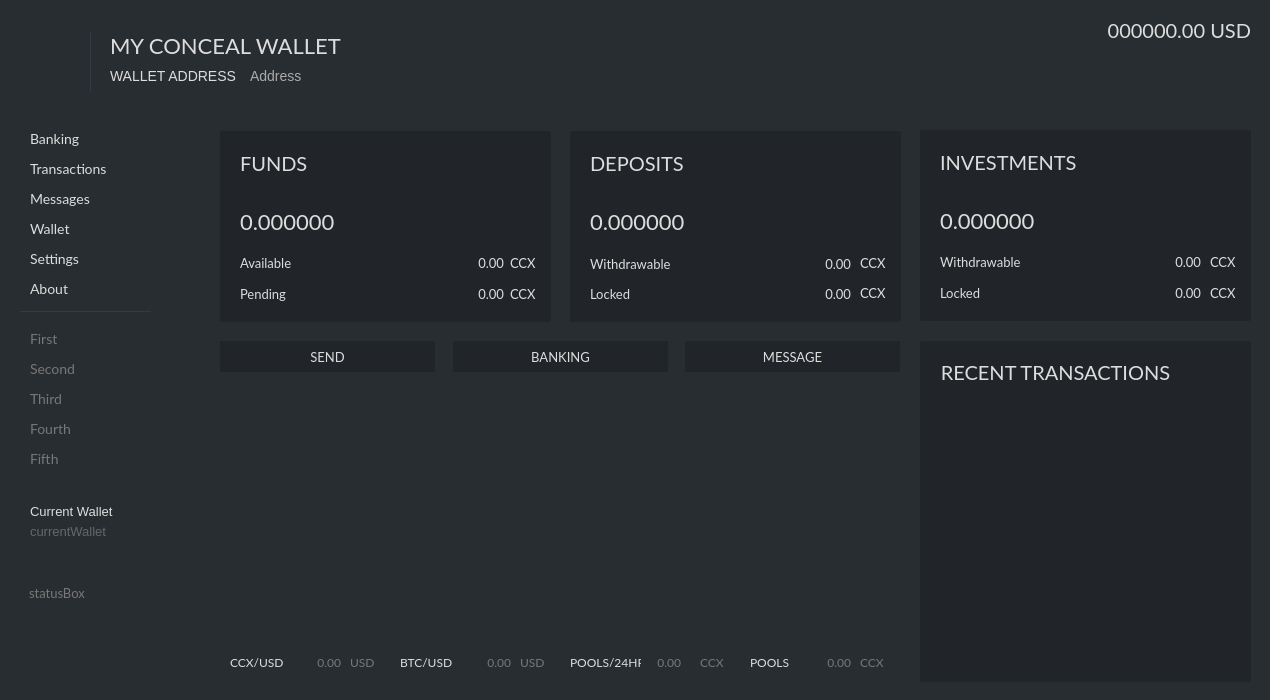
Qt form src/gui/ui/overviewframe.ui (ConcealNetwork/conceal-desktop) before a commit.
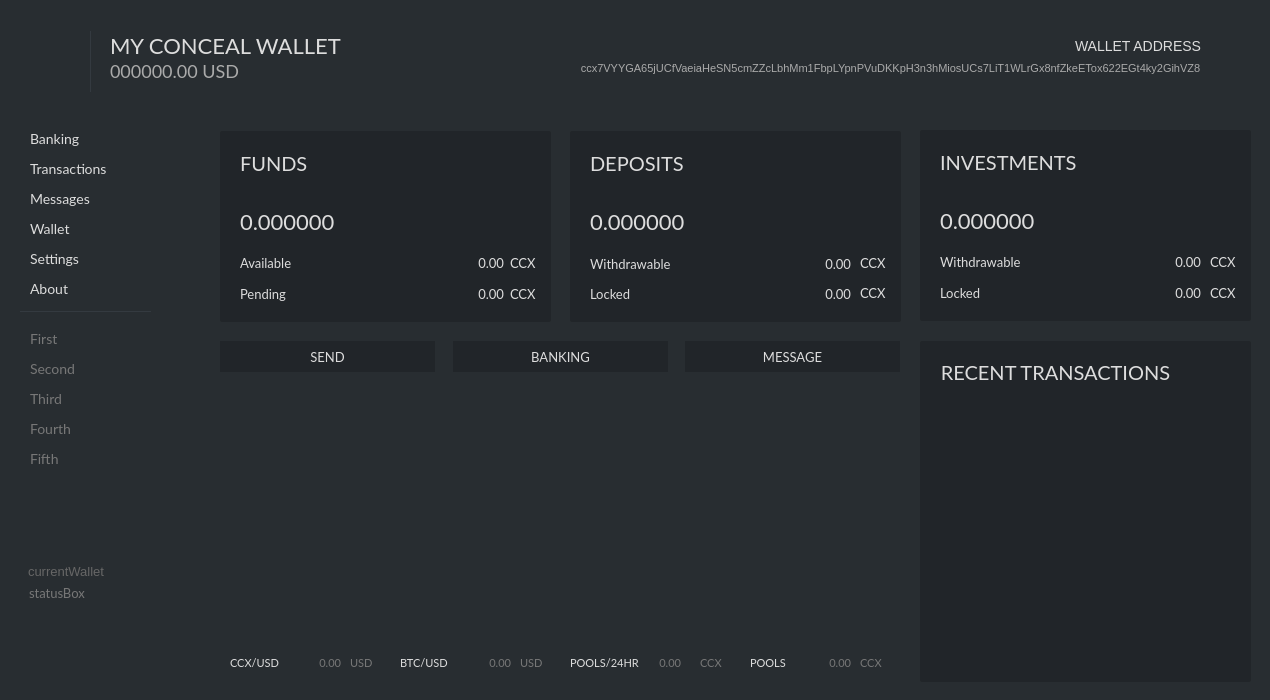
The same form after that commit. Icons and pictures are not drawn.

```diff
--- a/src/gui/ui/overviewframe.ui
+++ b/src/gui/ui/overviewframe.ui
@@ -510,8 +510,8 @@
       <widget class="QLabel" name="m_currentWalletTitle">
        <property name="geometry">
         <rect>
-         <x>30</x>
-         <y>520</y>
+         <x>28</x>
+         <y>560</y>
          <width>151</width>
          <height>21</height>
         </rect>
@@ -531,30 +531,6 @@
         <string>currentWallet</string>
        </property>
       </widget>
-      <widget class="QLabel" name="m_currentWalletTitle_2">
-       <property name="geometry">
-        <rect>
-         <x>30</x>
-         <y>500</y>
-         <width>151</width>
-         <height>21</height>
-        </rect>
-       </property>
-       <property name="font">
-        <font>
-         <pointsize>-1</pointsize>
-        </font>
-       </property>
-       <property name="styleSheet">
-        <string notr="true">color: #ddd;
-background: transparent;
-font-size: 13px;
-</string>
-       </property>
-       <property name="text">
-        <string>Current Wallet</string>
-       </property>
-      </widget>
      </widget>
      <widget class="QGroupBox" name="priceBox">
       <property name="geometry">
@@ -1226,49 +1202,29 @@
       <property name="title">
        <string/>
       </property>
-      <widget class="QLabel" name="m_myAddress">
-       <property name="geometry">
-        <rect>
-         <x>140</x>
-         <y>0</y>
-         <width>871</width>
-         <height>31</height>
-        </rect>
-       </property>
-       <property name="font">
-        <font>
-         <pointsize>-1</pointsize>
-        </font>
-       </property>
-       <property name="styleSheet">
-        <string notr="true">border: none; font-size: 14px;</string>
-       </property>
-       <property name="text">
-        <string>Address</string>
-       </property>
-       <property name="alignment">
-        <set>Qt::AlignLeading|Qt::AlignLeft|Qt::AlignVCenter</set>
-       </property>
-      </widget>
-      <widget class="QLabel" name="label_3">
+      <widget class="QLabel" name="m_totalPortfolioLabelUSD">
        <property name="geometry">
         <rect>
          <x>0</x>
          <y>0</y>
-         <width>131</width>
-         <height>31</height>
+         <width>471</width>
+         <height>21</height>
         </rect>
        </property>
        <property name="font">
         <font>
+         <family>Lato</family>
          <pointsize>-1</pointsize>
         </font>
        </property>
        <property name="styleSheet">
-        <string notr="true">border: none; color: #ddd; font-size: 14px;</string>
+        <string notr="true">color: #aaa;
+background: transparent;
+font-size: 18px;
+font-family: Lato;</string>
        </property>
        <property name="text">
-        <string>WALLET ADDRESS</string>
+        <string notr="true">000000.00 USD</string>
        </property>
        <property name="alignment">
         <set>Qt::AlignLeading|Qt::AlignLeft|Qt::AlignVCenter</set>
@@ -1695,7 +1651,7 @@
         <string notr="true">color: #777;
 background: transparent;
 font-family: Lato;
-font-size: 12px;</string>
+font-size: 11px;</string>
        </property>
        <property name="text">
         <string notr="true">0.00</string>
@@ -1723,7 +1679,7 @@
         <string notr="true">color: #777;
 background: transparent;
 font-family: Lato;
-font-size: 12px;</string>
+font-size: 11px;</string>
        </property>
        <property name="text">
         <string notr="true">0.00</string>
@@ -1751,7 +1707,7 @@
         <string notr="true">color: #777;
 background: transparent;
 font-family: Lato;
-font-size: 12px;</string>
+font-size: 11px;</string>
        </property>
        <property name="text">
         <string notr="true">0.00</string>
@@ -1779,7 +1735,7 @@
         <string notr="true">color: #ddd;
 background: transparent;
 font-family: Lato;
-font-size: 12px;</string>
+font-size: 11px;</string>
        </property>
        <property name="text">
         <string>CCX/USD</string>
@@ -1804,7 +1760,7 @@
         <string notr="true">color: #777;
 background: transparent;
 font-family: Lato;
-font-size: 12px;</string>
+font-size: 11px;</string>
        </property>
        <property name="text">
         <string notr="true">0.00</string>
@@ -1832,7 +1788,7 @@
         <string notr="true">color: #777;
 background: transparent;
 font-family: Lato;
-font-size: 12px;</string>
+font-size: 11px;</string>
        </property>
        <property name="text">
         <string notr="true">CCX</string>
@@ -1857,7 +1813,7 @@
         <string notr="true">color: #ddd;
 background: transparent;
 font-family: Lato;
-font-size: 12px;</string>
+font-size: 11px;</string>
        </property>
        <property name="text">
         <string>POOLS</string>
@@ -1882,7 +1838,7 @@
         <string notr="true">color: #ddd;
 background: transparent;
 font-family: Lato;
-font-size: 12px;</string>
+font-size: 11px;</string>
        </property>
        <property name="text">
         <string>POOLS/24HR</string>
@@ -1907,7 +1863,7 @@
         <string notr="true">color: #777;
 background: transparent;
 font-family: Lato;
-font-size: 12px;</string>
+font-size: 11px;</string>
        </property>
        <property name="text">
         <string notr="true">CCX</string>
@@ -1932,7 +1888,7 @@
         <string notr="true">color: #777;
 background: transparent;
 font-family: Lato;
-font-size: 12px;</string>
+font-size: 11px;</string>
        </property>
        <property name="text">
         <string notr="true">USD</string>
@@ -1957,7 +1913,7 @@
         <string notr="true">color: #ddd;
 background: transparent;
 font-family: Lato;
-font-size: 12px;</string>
+font-size: 11px;</string>
        </property>
        <property name="text">
         <string>BTC/USD</string>
@@ -1982,40 +1938,20 @@
         <string notr="true">color: #777;
 background: transparent;
 font-family: Lato;
-font-size: 12px;</string>
+font-size: 11px;</string>
        </property>
        <property name="text">
         <string notr="true">USD</string>
        </property>
       </widget>
      </widget>
-     <widget class="QPushButton" name="m_copyAddressButton">
-      <property name="geometry">
-       <rect>
-        <x>1230</x>
-        <y>60</y>
-        <width>31</width>
-        <height>31</height>
-       </rect>
-      </property>
-      <property name="styleSheet">
-       <string notr="true">border: none;</string>
-      </property>
-      <property name="text">
-       <string/>
-      </property>
-      <property name="icon">
-       <iconset resource="../../resources.qrc">
-        <normaloff>:/icons/editcopy-old.png</normaloff>:/icons/editcopy-old.png</iconset>
-      </property>
-     </widget>
      <widget class="QPushButton" name="m_qrcodebutton">
       <property name="geometry">
        <rect>
-        <x>1200</x>
-        <y>60</y>
-        <width>21</width>
-        <height>31</height>
+        <x>1210</x>
+        <y>30</y>
+        <width>51</width>
+        <height>51</height>
        </rect>
       </property>
       <property name="styleSheet">
@@ -2026,37 +1962,61 @@
       </property>
       <property name="icon">
        <iconset resource="../../resources.qrc">
-        <normaloff>:/icons/qrcode-scan.png</normaloff>:/icons/qrcode-scan.png</iconset>
+        <normaloff>:/images/qr.png</normaloff>:/images/qr.png</iconset>
+      </property>
+      <property name="iconSize">
+       <size>
+        <width>32</width>
+        <height>32</height>
+       </size>
       </property>
      </widget>
-     <widget class="QLabel" name="m_totalPortfolioLabelUSD">
+     <widget class="QLabel" name="label_3">
       <property name="geometry">
        <rect>
-        <x>780</x>
-        <y>20</y>
-        <width>471</width>
-        <height>21</height>
+        <x>1070</x>
+        <y>30</y>
+        <width>131</width>
+        <height>31</height>
        </rect>
       </property>
       <property name="font">
        <font>
-        <family>Lato</family>
         <pointsize>-1</pointsize>
        </font>
       </property>
       <property name="styleSheet">
-       <string notr="true">color: #ddd;
-background: transparent;
-font-size: 20px;
-font-family: Lato;</string>
+       <string notr="true">border: none; color: #ddd; font-size: 14px;</string>
       </property>
       <property name="text">
-       <string notr="true">000000.00 USD</string>
+       <string>WALLET ADDRESS</string>
       </property>
       <property name="alignment">
        <set>Qt::AlignRight|Qt::AlignTrailing|Qt::AlignVCenter</set>
       </property>
      </widget>
+     <widget class="QPushButton" name="m_copyAddressButton">
+      <property name="geometry">
+       <rect>
+        <x>580</x>
+        <y>60</y>
+        <width>621</width>
+        <height>16</height>
+       </rect>
+      </property>
+      <property name="layoutDirection">
+       <enum>Qt::LeftToRight</enum>
+      </property>
+      <property name="styleSheet">
+       <string notr="true">border: none; font-size: 11px;</string>
+      </property>
+      <property name="text">
+       <string>ccx7VYYGA65jUCfVaeiaHeSN5cmZZcLbhMm1FbpLYpnPVuDKKpH3n3hMiosUCs7LiT1WLrGx8nfZkeETox622EGt4ky2GihVZ8</string>
+      </property>
+      <property name="checkable">
+       <bool>false</bool>
+      </property>
+     </widget>
      <zorder>leftMenu</zorder>
      <zorder>fundsBox</zorder>
      <zorder>depositsBox</zorder>
```
Left out of the diff: 4 changed lines with no effect on the pictures.
